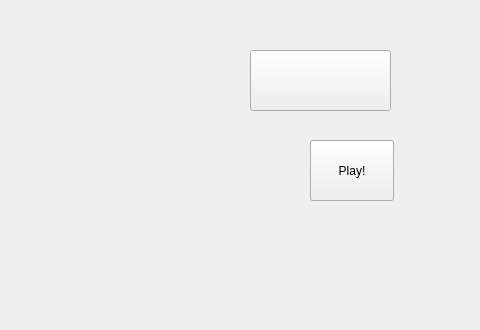
Qt form tutorial.ui (Ashley00/A8SodukoGame) before a commit; both pictures show x 240 to 720 and y 0 to 330 of the 720 by 650 pixel window.
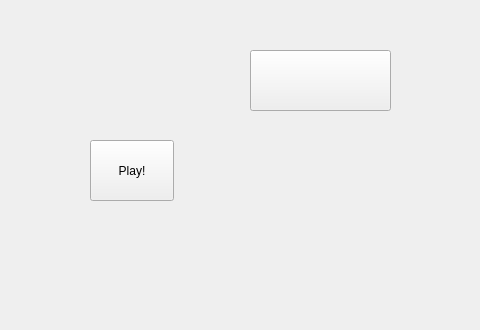
The same form after that commit. Icons and pictures are not drawn.

The edit to the form file:
```diff
--- a/tutorial.ui
+++ b/tutorial.ui
@@ -135,7 +135,7 @@
   <widget class="QPushButton" name="exampleButton">
    <property name="geometry">
     <rect>
-     <x>550</x>
+     <x>330</x>
      <y>140</y>
      <width>84</width>
      <height>61</height>
```
